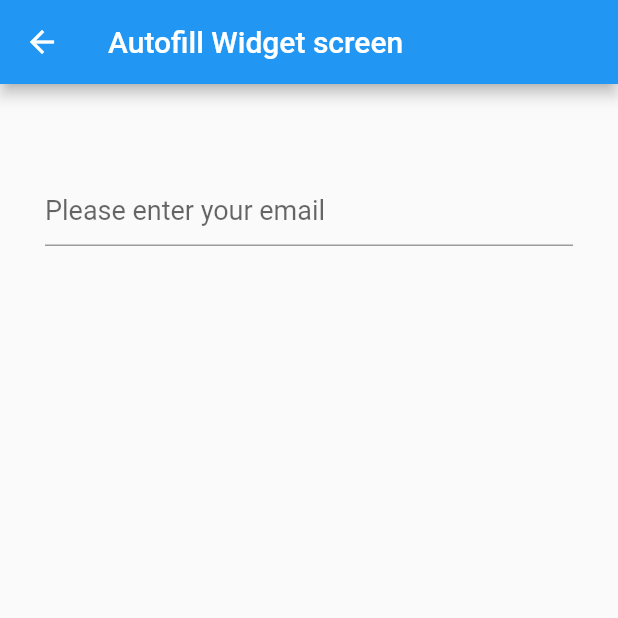
After one commit to saharh/flutter_autofill, a Flutter app: the screen it shows after launch, after a tap on "Autofill Widget Demo", on a phone screen of 412 x 824 dp, the top half of it. The commit adds this screen. Run offline on Flutter 3.47's test engine with Material 2 defaults, Android fonts, the phone set to English and light mode, and no system bars.

Commit message:
added autofill widget

```diff
--- /dev/null
+++ b/example/lib/autofill_widget_screen.dart
@@ -0,0 +1,48 @@
+//Navigator.push(context, new MaterialPageRoute(builder: (BuildContext context) => AddressInputPage(currentOffer, _address)));
+
+import 'package:flutter/material.dart';
+import 'package:flutter_autofill/autofill_widget.dart';
+import 'package:flutter_autofill/flutter_autofill.dart';
+
+class AutofillWidgetScreen extends StatelessWidget {
+  final _emailController = TextEditingController();
+
+  @override
+  Widget build(BuildContext context) {
+    return Scaffold(
+      appBar: AppBar(
+        title: const Text('Autofill Widget screen'),
+      ),
+      body: WillPopScope(
+        onWillPop: () async {
+          await FlutterAutofill.cancel();
+          return true;
+        },
+        child: Center(
+            child: Column(
+          children: <Widget>[
+            Padding(
+              padding: EdgeInsets.symmetric(vertical: 60, horizontal: 30),
+              child: Autofill(
+                onValueChanged: (val) {
+                  _emailController.value = TextEditingValue(text: val, selection: TextSelection.fromPosition(TextPosition(offset: val.length)));
+                },
+                autofillHints: [FlutterAutofill.AUTOFILL_HINT_EMAIL_ADDRESS],
+                autofillType: FlutterAutofill.AUTOFILL_TYPE_TEXT,
+                child: TextField(
+                  controller: _emailController,
+                  decoration: InputDecoration(hintText: "Please enter your email", hasFloatingPlaceholder: false, border: UnderlineInputBorder()),
+                  style: Theme.of(context).textTheme.body1.copyWith(fontSize: 18),
+                  autocorrect: false,
+                  keyboardType: TextInputType.text,
+                  textInputAction: TextInputAction.next,
+                  maxLines: 1,
+                ),
+              ),
+            )
+          ],
+        )),
+      ),
+    );
+  }
+}
--- a/example/lib/input_screen.dart
+++ b/example/lib/input_screen.dart
@@ -200,8 +200,8 @@ class _InputScreenState extends State<InputScreen> {
     super.dispose();
   }
 
-  void _onSubmit() {
-    FlutterAutofill.commit();
+  void _onSubmit() async {
+    await FlutterAutofill.commit();
     commited = true;
     Navigator.pop(context);
     Navigator.push(context, new MaterialPageRoute(builder: (BuildContext context) => CompleteScreen()));
--- a/example/lib/menu_screen.dart
+++ b/example/lib/menu_screen.dart
@@ -2,6 +2,7 @@
 
 import 'package:flutter/material.dart';
 
+import 'autofill_widget_screen.dart';
 import 'input_screen.dart';
 
 class MenuScreen extends StatelessWidget {
@@ -12,7 +13,18 @@ class MenuScreen extends StatelessWidget {
         title: const Text('Autofill example app'),
       ),
       body: Center(
-        child: RaisedButton(child: Text("Input Screen"), onPressed: () => _onPress(context)),
+        child: Padding(
+          padding: const EdgeInsets.all(30.0),
+          child: Column(
+            children: <Widget>[
+              RaisedButton(child: Text("Input Fields Demo"), onPressed: () => _onPress(context)),
+              Padding(
+                padding: const EdgeInsets.only(top: 32.0),
+                child: RaisedButton(child: Text("Autofill Widget Demo"), onPressed: () => _onWidgetDemoPress(context)),
+              ),
+            ],
+          ),
+        ),
       ),
     );
   }
@@ -20,4 +32,8 @@ class MenuScreen extends StatelessWidget {
   void _onPress(context) {
     Navigator.push(context, new MaterialPageRoute(builder: (BuildContext context) => InputScreen()));
   }
+
+  void _onWidgetDemoPress(context) {
+    Navigator.push(context, new MaterialPageRoute(builder: (BuildContext context) => AutofillWidgetScreen()));
+  }
 }
--- /dev/null
+++ b/lib/autofill_widget.dart
@@ -0,0 +1,53 @@
+import 'dart:async';
+
+import 'package:flutter/widgets.dart';
+
+import 'flutter_autofill.dart';
+
+class Autofill extends StatefulWidget {
+  final Widget child;
+  List<String> autofillHints;
+  final ValueChanged<dynamic> onValueChanged;
+  final int autofillType;
+
+  Autofill({@required this.child, @required this.autofillHints, @required this.onValueChanged, @required this.autofillType});
+
+  @override
+  State<StatefulWidget> createState() => _AutofillState();
+}
+
+class _AutofillState extends State<Autofill> {
+  static int incrementingID = 0;
+
+  StreamSubscription _subscription;
+  final GlobalKey _afKey = GlobalKey();
+  final FocusNode _afFocus = FocusNode();
+
+  @override
+  void initState() {
+    super.initState();
+    init();
+  }
+
+  @override
+  void dispose() {
+    _afFocus.dispose();
+    _subscription.cancel();
+    super.dispose();
+  }
+
+  Future<void> init() async {
+    if (!mounted) return;
+
+    String id = 'af_widget${++incrementingID}';
+    Stream stream = await FlutterAutofill.registerWidget(context, id, _afFocus, _afKey, widget.autofillHints, widget.autofillType);
+    _subscription = stream?.listen((afValue) {
+      widget.onValueChanged(afValue);
+    });
+  }
+
+  @override
+  Widget build(BuildContext context) {
+    return Focus(child: widget.child, focusNode: _afFocus, key: _afKey);
+  }
+}
--- a/pubspec.yaml
+++ b/pubspec.yaml
@@ -1,6 +1,6 @@
 name: flutter_autofill
 description: A Flutter plugin for Android auto_fill
-version: 0.1.2
+version: 0.2.0
 author: Sahar Haddad <saharh@applaud-software.com>
 homepage: https://github.com/saharh/flutter_autofill
 
```
